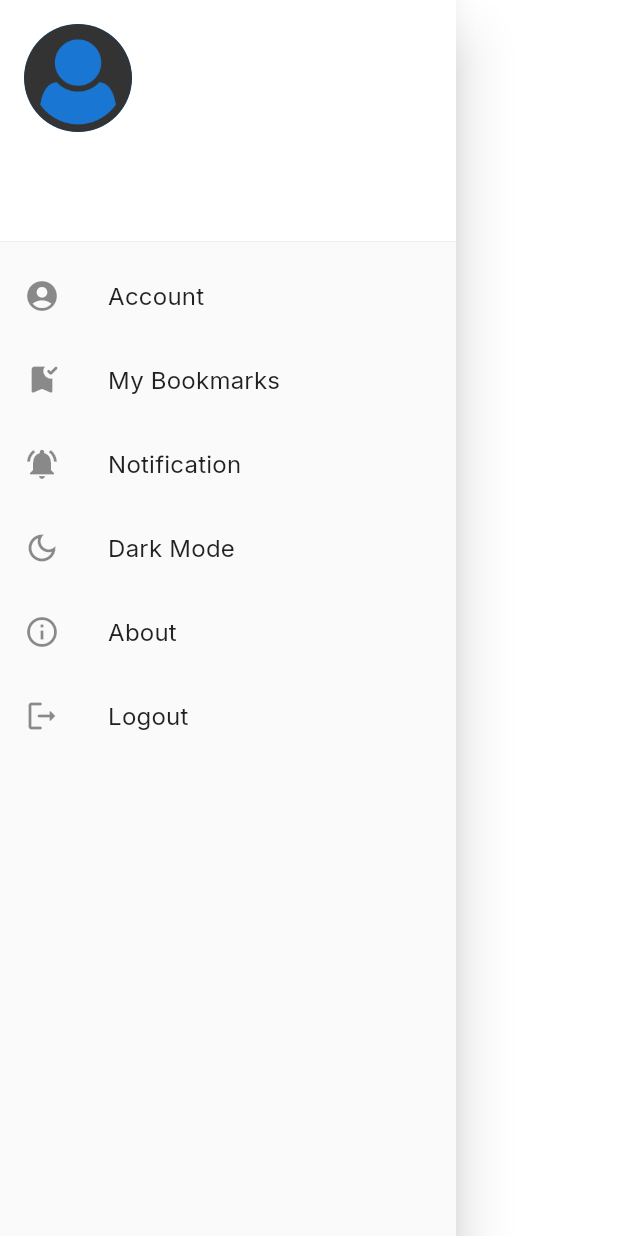
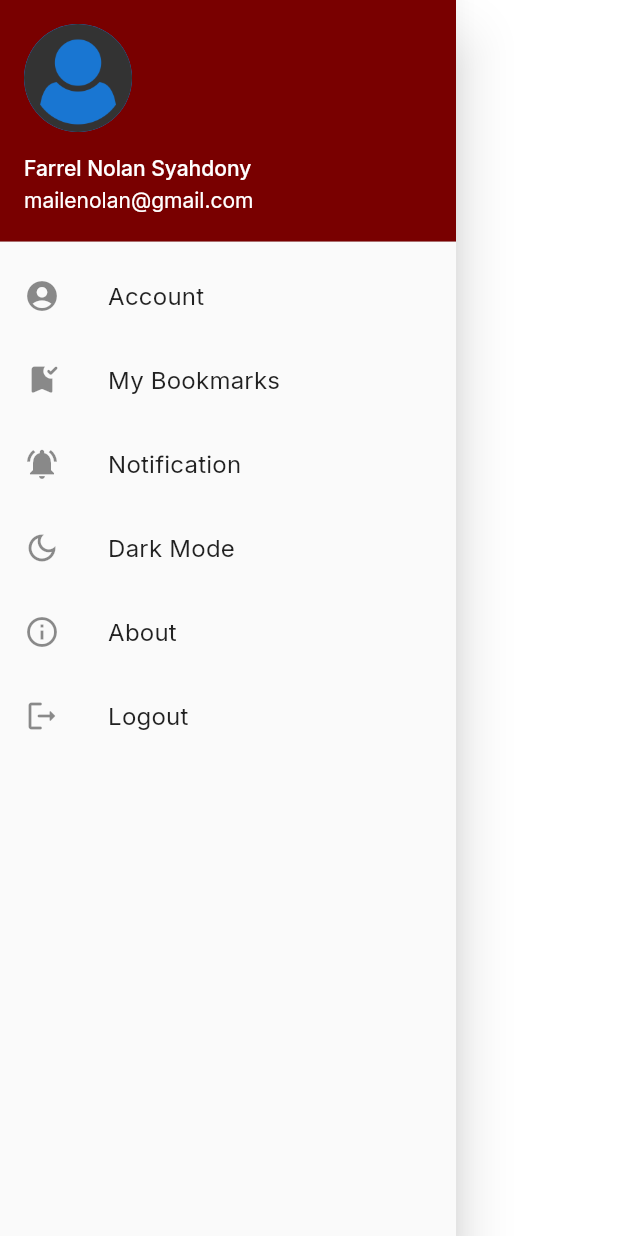
Before and after one commit to fanolans/acf_news, a Flutter app: the CustomDrawer widget shown alone on an empty page, opened directly, on a phone screen of 412 x 824 dp. Run offline on Flutter 3.47's test engine with Material 2 defaults, Android fonts, the light colour scheme and no system bars; our stand-ins replace google_fonts, webview_flutter; network calls fail.

Commit message:
Add box decoration

```diff
--- a/lib/presentations/widgets/custom_drawer.dart
+++ b/lib/presentations/widgets/custom_drawer.dart
@@ -1,3 +1,4 @@
+import 'package:acf_news/utils/styles.dart';
 import 'package:flutter/material.dart';
 
 import '../../utils/constants.dart';
@@ -15,13 +16,18 @@ class CustomDrawer extends StatelessWidget {
       child: Column(
         children: [
           const UserAccountsDrawerHeader(
+            decoration: BoxDecoration(color: kColorSecondary),
             currentAccountPicture: CircleAvatar(
               backgroundImage: AssetImage(
                 '${assetImages}circle-avatar.png',
               ),
             ),
-            accountName: Text('Farrel Nolan'),
-            accountEmail: Text('mailenolan@gmail.com'),
+            accountName: Text(
+              'Farrel Nolan Syahdony',
+            ),
+            accountEmail: Text(
+              'mailenolan@gmail.com',
+            ),
           ),
           const ListTile(
             leading: Icon(Icons.account_circle_rounded),
```
